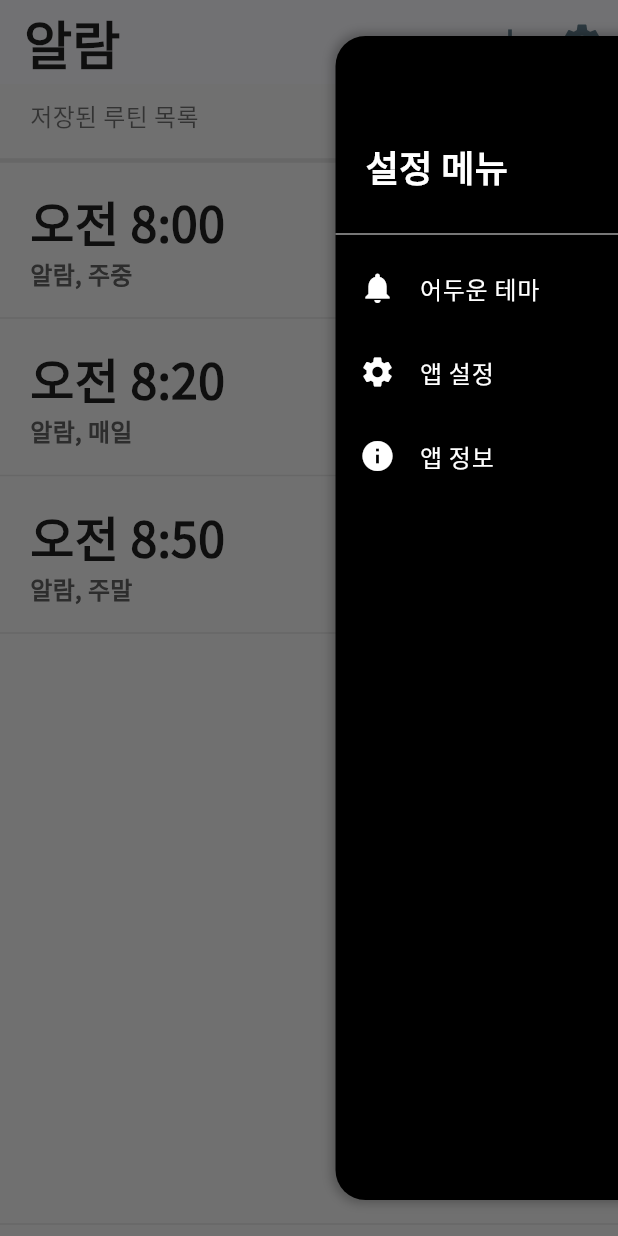
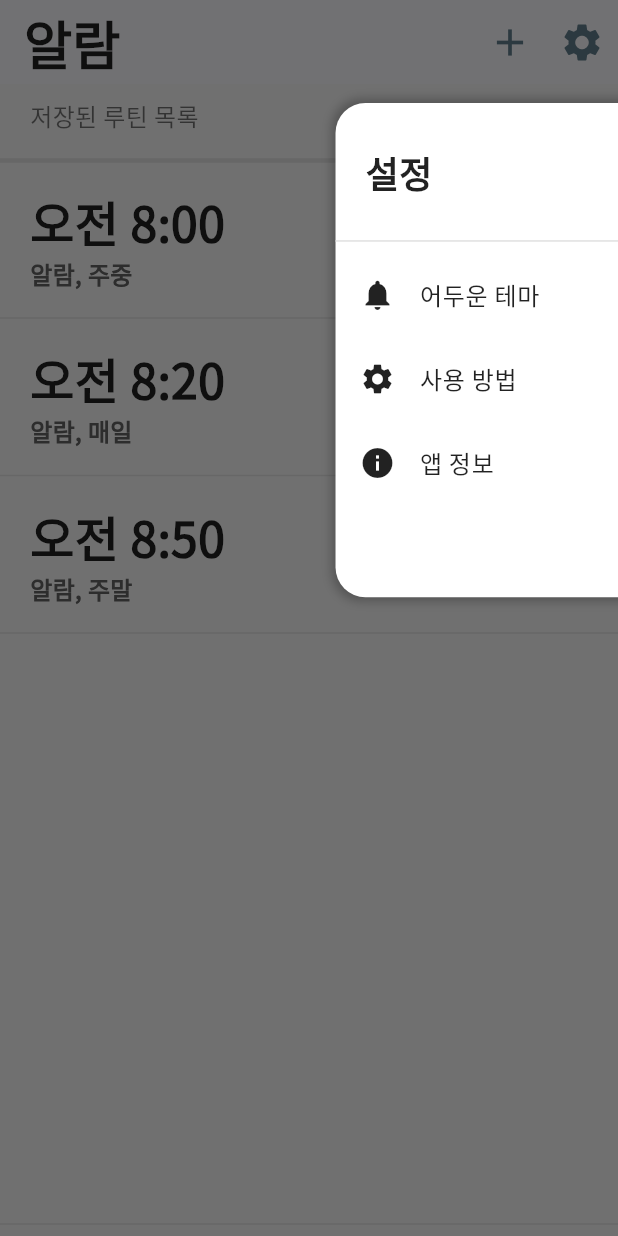
Before and after one commit to lbk00/youtube_routine_front, a Flutter app: the screen it shows after launch, after a tap on the "settings" icon, on a phone screen of 412 x 824 dp. Run offline on Flutter 3.47's test engine with Material 3 defaults, Android fonts, the phone set to English and light mode, and no system bars; our stand-ins replace firebase_core, flutter_dotenv, google_fonts; accounts and stored records are empty.

Commit message:
설정 화면 수정

```diff
--- a/lib/screens/side_menu.dart
+++ b/lib/screens/side_menu.dart
@@ -47,14 +47,14 @@ class _SideMenuState extends State<SideMenu> with SingleTickerProviderStateMixin
           ),
         ),
         Align(
-          alignment: Alignment.centerRight,
+          alignment: Alignment(1.0, -0.8),
           child: SlideTransition(
             position: _animation,
             child: Container(
               width: MediaQuery.of(context).size.width * 0.6,
-              height: MediaQuery.of(context).size.height,
+              height: MediaQuery.of(context).size.height * 0.4,
               decoration: BoxDecoration(
-                color: Colors.black,
+                color: Colors.white, // 밝은 테마 적용
                 borderRadius: BorderRadius.only(topLeft: Radius.circular(20), bottomLeft: Radius.circular(20)),
                 boxShadow: [
                   BoxShadow(
@@ -67,32 +67,32 @@ class _SideMenuState extends State<SideMenu> with SingleTickerProviderStateMixin
               child: Column(
                 crossAxisAlignment: CrossAxisAlignment.start,
                 children: [
-                  SizedBox(height: 50),
+                  SizedBox(height: 10),
                   Padding(
                     padding: EdgeInsets.all(20),
                     child: Text(
-                      '설정 메뉴',
+                      '설정',
                       style: TextStyle(
-                        color: Colors.white,
+                        color: Colors.black87,
                         fontSize: 24,
                         fontWeight: FontWeight.bold,
                       ),
                     ),
                   ),
-                  Divider(color: Colors.grey),
+                  Divider(color: Colors.grey.shade300),
                   ListTile(
-                    leading: Icon(Icons.notifications, color: Colors.white),
-                    title: Text('어두운 테마', style: TextStyle(color: Colors.white)),
+                    leading: Icon(Icons.notifications, color: Colors.black87),
+                    title: Text('어두운 테마', style: TextStyle(color: Colors.black87)),
                     onTap: _closeMenu,
                   ),
                   ListTile(
-                    leading: Icon(Icons.settings, color: Colors.white),
-                    title: Text('앱 설정', style: TextStyle(color: Colors.white)),
+                    leading: Icon(Icons.settings, color: Colors.black87),
+                    title: Text('사용 방법', style: TextStyle(color: Colors.black87)),
                     onTap: _closeMenu,
                   ),
                   ListTile(
-                    leading: Icon(Icons.info, color: Colors.white),
-                    title: Text('앱 정보', style: TextStyle(color: Colors.white)),
+                    leading: Icon(Icons.info, color: Colors.black87),
+                    title: Text('앱 정보', style: TextStyle(color: Colors.black87)),
                     onTap: _closeMenu,
                   ),
                 ],
```
